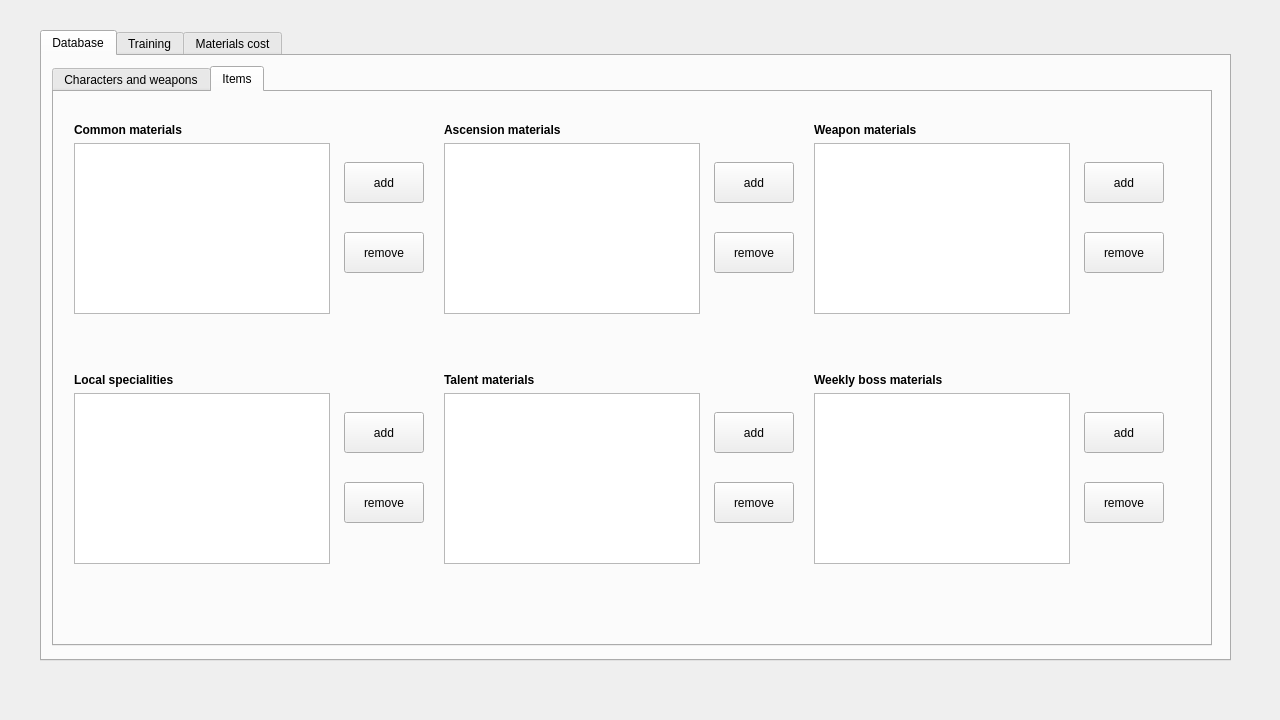
Old version of the form genshin_calculator.ui in the repository crimvael/genshin_calculator.
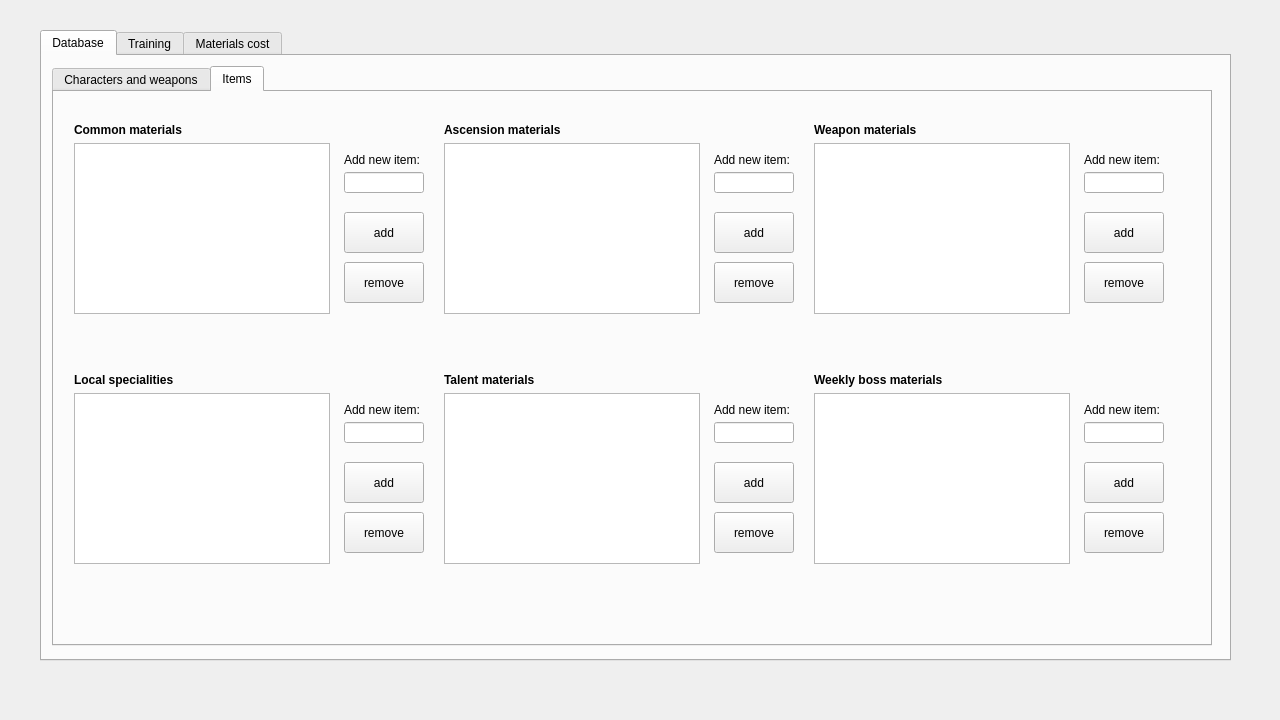
New version of the form.

```diff
--- a/genshin_calculator.ui
+++ b/genshin_calculator.ui
@@ -492,7 +492,7 @@
         <property name="geometry">
          <rect>
           <x>290</x>
-          <y>70</y>
+          <y>120</y>
           <width>80</width>
           <height>41</height>
          </rect>
@@ -505,7 +505,7 @@
         <property name="geometry">
          <rect>
           <x>290</x>
-          <y>140</y>
+          <y>170</y>
           <width>80</width>
           <height>41</height>
          </rect>
@@ -518,7 +518,7 @@
         <property name="geometry">
          <rect>
           <x>660</x>
-          <y>70</y>
+          <y>120</y>
           <width>80</width>
           <height>41</height>
          </rect>
@@ -531,7 +531,7 @@
         <property name="geometry">
          <rect>
           <x>660</x>
-          <y>140</y>
+          <y>170</y>
           <width>80</width>
           <height>41</height>
          </rect>
@@ -544,7 +544,7 @@
         <property name="geometry">
          <rect>
           <x>1030</x>
-          <y>70</y>
+          <y>120</y>
           <width>80</width>
           <height>41</height>
          </rect>
@@ -557,7 +557,7 @@
         <property name="geometry">
          <rect>
           <x>1030</x>
-          <y>140</y>
+          <y>170</y>
           <width>80</width>
           <height>41</height>
          </rect>
@@ -570,7 +570,7 @@
         <property name="geometry">
          <rect>
           <x>290</x>
-          <y>320</y>
+          <y>370</y>
           <width>80</width>
           <height>41</height>
          </rect>
@@ -583,7 +583,7 @@
         <property name="geometry">
          <rect>
           <x>290</x>
-          <y>390</y>
+          <y>420</y>
           <width>80</width>
           <height>41</height>
          </rect>
@@ -596,7 +596,7 @@
         <property name="geometry">
          <rect>
           <x>660</x>
-          <y>320</y>
+          <y>370</y>
           <width>80</width>
           <height>41</height>
          </rect>
@@ -609,7 +609,7 @@
         <property name="geometry">
          <rect>
           <x>660</x>
-          <y>390</y>
+          <y>420</y>
           <width>80</width>
           <height>41</height>
          </rect>
@@ -622,7 +622,7 @@
         <property name="geometry">
          <rect>
           <x>1030</x>
-          <y>320</y>
+          <y>370</y>
           <width>80</width>
           <height>41</height>
          </rect>
@@ -635,7 +635,7 @@
         <property name="geometry">
          <rect>
           <x>1030</x>
-          <y>390</y>
+          <y>420</y>
           <width>80</width>
           <height>41</height>
          </rect>
@@ -758,6 +758,144 @@
          <string>Weekly boss materials</string>
         </property>
        </widget>
+       <widget class="QLineEdit" name="lineEdit_8">
+        <property name="geometry">
+         <rect>
+          <x>290</x>
+          <y>80</y>
+          <width>80</width>
+          <height>21</height>
+         </rect>
+        </property>
+       </widget>
+       <widget class="QLabel" name="label_8">
+        <property name="geometry">
+         <rect>
+          <x>290</x>
+          <y>60</y>
+          <width>80</width>
+          <height>16</height>
+         </rect>
+        </property>
+        <property name="text">
+         <string>Add new item:</string>
+        </property>
+       </widget>
+       <widget class="QLineEdit" name="lineEdit_9">
+        <property name="geometry">
+         <rect>
+          <x>290</x>
+          <y>330</y>
+          <width>80</width>
+          <height>21</height>
+         </rect>
+        </property>
+       </widget>
+       <widget class="QLabel" name="label_9">
+        <property name="geometry">
+         <rect>
+          <x>290</x>
+          <y>310</y>
+          <width>80</width>
+          <height>16</height>
+         </rect>
+        </property>
+        <property name="text">
+         <string>Add new item:</string>
+        </property>
+       </widget>
+       <widget class="QLineEdit" name="lineEdit_10">
+        <property name="geometry">
+         <rect>
+          <x>660</x>
+          <y>80</y>
+          <width>80</width>
+          <height>21</height>
+         </rect>
+        </property>
+       </widget>
+       <widget class="QLabel" name="label_10">
+        <property name="geometry">
+         <rect>
+          <x>660</x>
+          <y>60</y>
+          <width>80</width>
+          <height>16</height>
+         </rect>
+        </property>
+        <property name="text">
+         <string>Add new item:</string>
+        </property>
+       </widget>
+       <widget class="QLineEdit" name="lineEdit_11">
+        <property name="geometry">
+         <rect>
+          <x>1030</x>
+          <y>80</y>
+          <width>80</width>
+          <height>21</height>
+         </rect>
+        </property>
+       </widget>
+       <widget class="QLabel" name="label_11">
+        <property name="geometry">
+         <rect>
+          <x>1030</x>
+          <y>60</y>
+          <width>80</width>
+          <height>16</height>
+         </rect>
+        </property>
+        <property name="text">
+         <string>Add new item:</string>
+        </property>
+       </widget>
+       <widget class="QLineEdit" name="lineEdit_12">
+        <property name="geometry">
+         <rect>
+          <x>660</x>
+          <y>330</y>
+          <width>80</width>
+          <height>21</height>
+         </rect>
+        </property>
+       </widget>
+       <widget class="QLabel" name="label_12">
+        <property name="geometry">
+         <rect>
+          <x>660</x>
+          <y>310</y>
+          <width>80</width>
+          <height>16</height>
+         </rect>
+        </property>
+        <property name="text">
+         <string>Add new item:</string>
+        </property>
+       </widget>
+       <widget class="QLineEdit" name="lineEdit_13">
+        <property name="geometry">
+         <rect>
+          <x>1030</x>
+          <y>330</y>
+          <width>80</width>
+          <height>21</height>
+         </rect>
+        </property>
+       </widget>
+       <widget class="QLabel" name="label_13">
+        <property name="geometry">
+         <rect>
+          <x>1030</x>
+          <y>310</y>
+          <width>80</width>
+          <height>16</height>
+         </rect>
+        </property>
+        <property name="text">
+         <string>Add new item:</string>
+        </property>
+       </widget>
       </widget>
      </widget>
     </widget>
```
